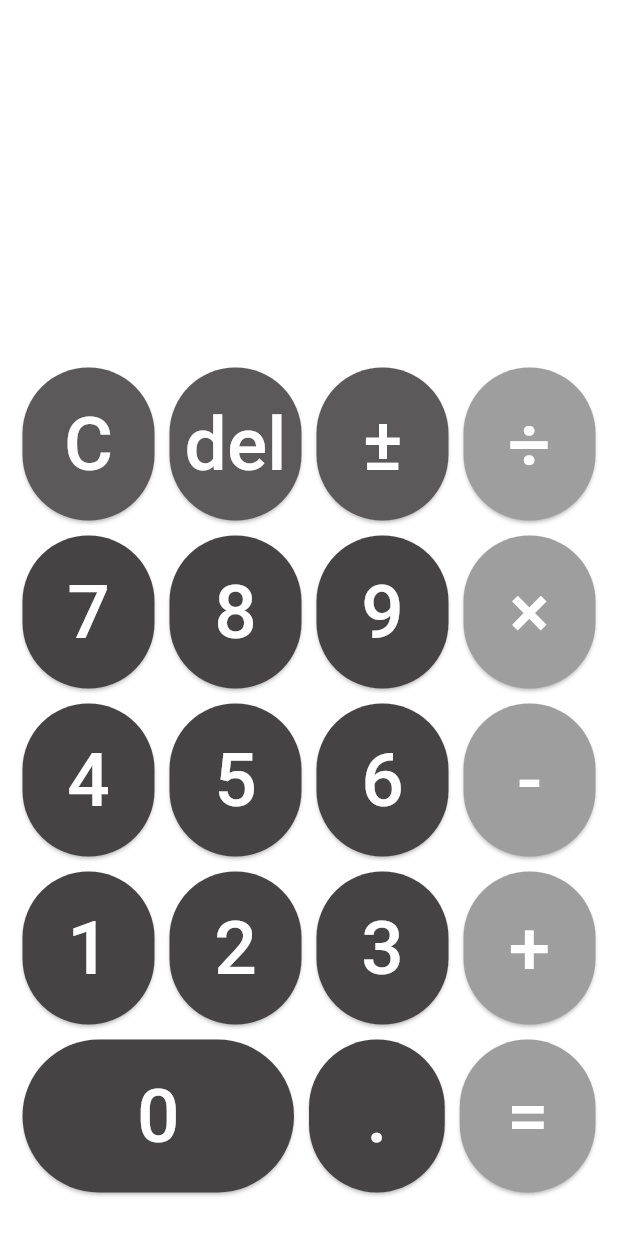
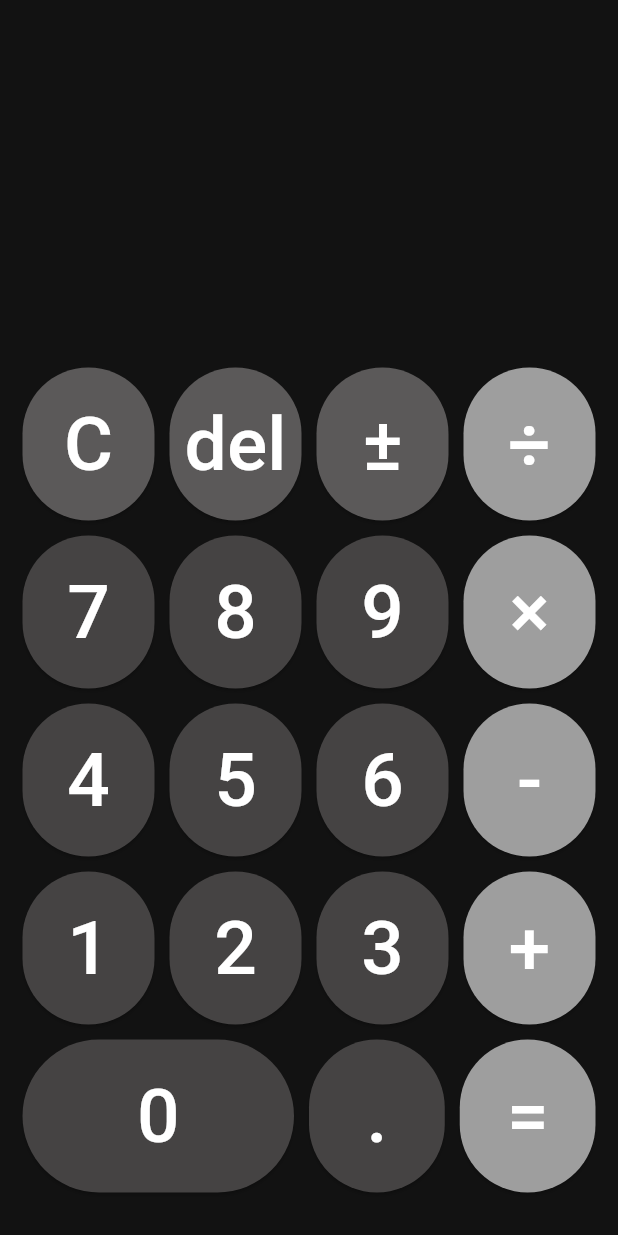
Before and after one commit to Myriad21/TrajuanSmith_Homework01, a Flutter app: the screen it shows after launch, on a phone screen of 412 x 824 dp. Run offline on Flutter 3.47's test engine with Material 3 defaults, Android fonts, the phone set to English and light mode, and no system bars.

Commit message:
Changed Background color to black

```diff
--- a/lib/main.dart
+++ b/lib/main.dart
@@ -3,7 +3,7 @@ import 'package:flutter/material.dart';
 void main() => runApp(
   MaterialApp(
     theme: ThemeData(
-      scaffoldBackgroundColor: Colors.white,
+      scaffoldBackgroundColor: const Color(0xFF121212),
     ),
     home: CalculatorApp(),
   ),
@@ -232,7 +232,7 @@ class _CalculatorAppState extends State<CalculatorApp> {
       appBar: AppBar(
         title: Text('',
         style: TextStyle(color: Colors.green),),
-        backgroundColor: Colors.white,
+        backgroundColor: const Color(0xFF121212),
       ),
       body: Padding(
           padding: const EdgeInsets.symmetric(horizontal: 15),
@@ -244,7 +244,7 @@ class _CalculatorAppState extends State<CalculatorApp> {
                 height: 150,
                 width: double.infinity,
                 padding: const EdgeInsets.all(16),
-                color: Colors.white,
+                color: const Color(0xFF121212),
                 alignment: Alignment.centerRight,
                 child: Text(
                   displayText,
```
